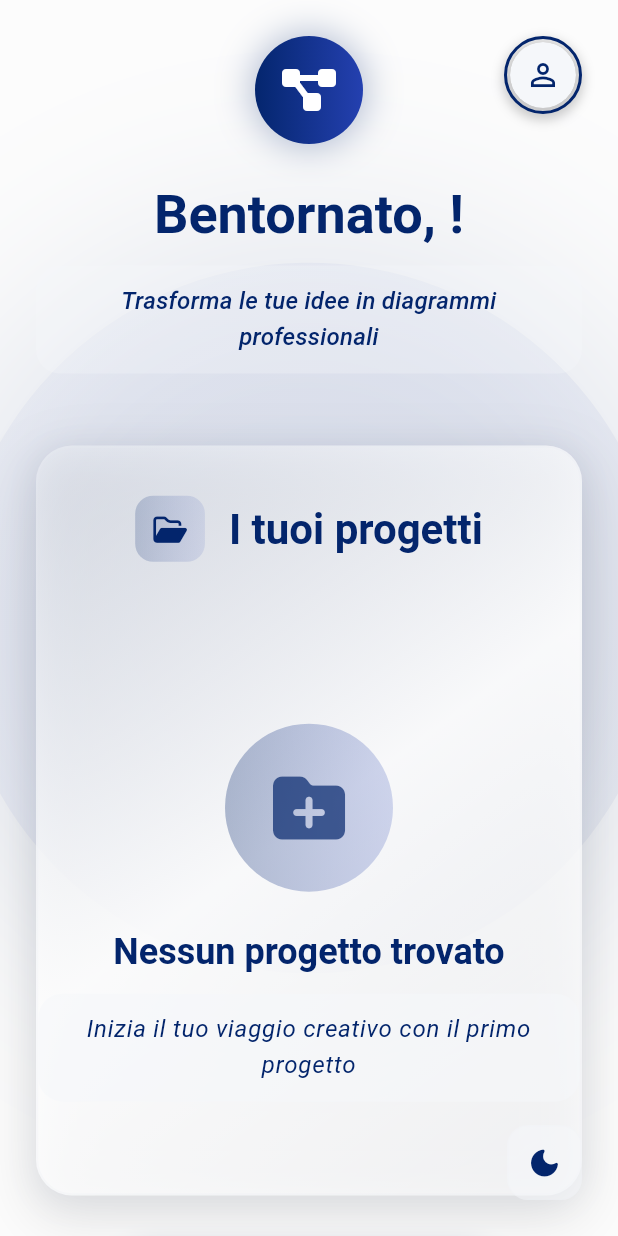
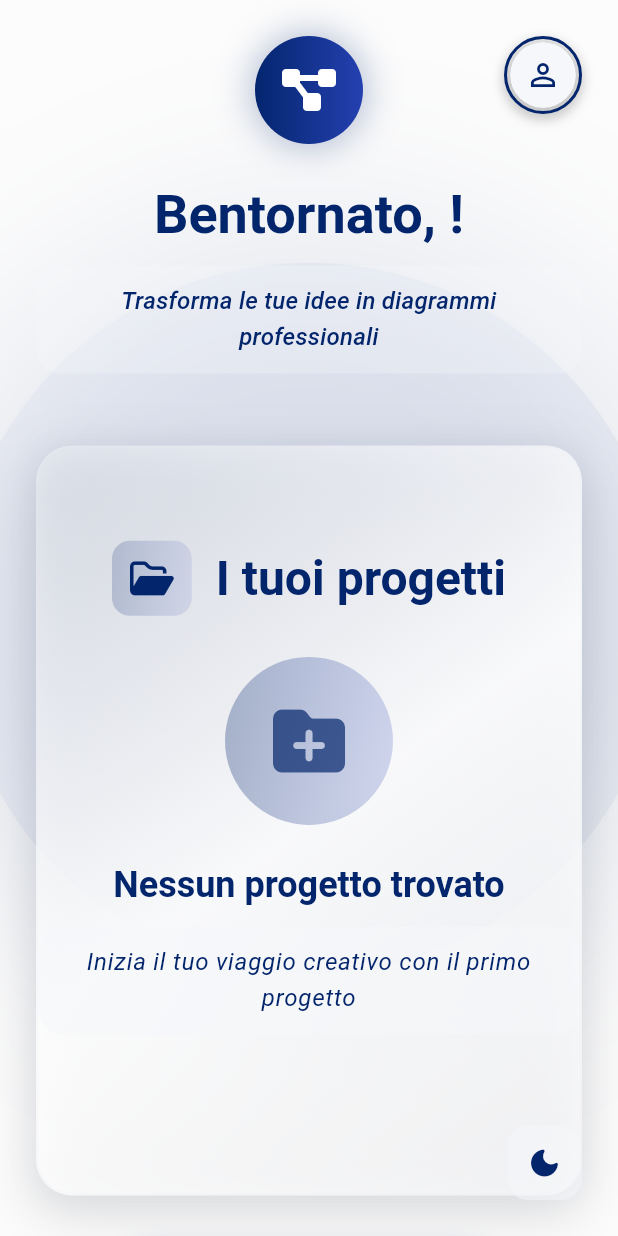
Before and after one commit to Pascoooo/FlowChart, a Flutter app: the screen it shows once a user with an empty profile is signed in, on a phone screen of 412 x 824 dp. Run offline on Flutter 3.47's test engine with Material 3 defaults, Android fonts, the phone set to English and light mode, and no system bars; our stand-ins replace bloc, cached_network_image, cloud_firestore, equatable, firebase_auth, firebase_core and 5 more; missing offline and left inert: dart:html, firebase_ui_auth, firebase_ui_oauth_google, universal_html; accounts and stored records are empty; statements that could not run were skipped.

Commit message:
piccoli fix ui project selector

```diff
--- a/lib/screens/project_selection/widgets/project_container.dart
+++ b/lib/screens/project_selection/widgets/project_container.dart
@@ -74,10 +74,18 @@ class _EnhancedProjectContainerState extends State<EnhancedProjectContainer>
             height: AppConstants.projectContainerHeight,
             decoration: _buildContainerDecoration(theme),
             child: Column(
+              mainAxisAlignment: MainAxisAlignment.start, // Assicura che inizi dall'alto
+              crossAxisAlignment: CrossAxisAlignment.center, // Per centrare orizzontalmente il titolo
               children: [
+                const SizedBox(height: 30), // Spazio fisso dall'alto del container
                 _buildEnhancedHeader(theme),
-                const SizedBox(height: 32),
-                Expanded(child: _buildContent()),
+                const SizedBox(height: 20), // Spazio ridotto tra titolo e carosello
+                // MODIFICA: Abbiamo ancora bisogno di un'altezza definita per il carosello se non Expanded
+                SizedBox(
+                  height: 250, // Mantieniamo un'altezza fissa per il carosello
+                  child: _buildContent(),
+                ),
+                const Spacer(flex: 2), // MODIFICA: Spacer con flex per spingere il contenuto in alto
               ],
             ),
           ),
@@ -143,21 +151,22 @@ class _EnhancedProjectContainerState extends State<EnhancedProjectContainer>
                   ),
                   child: FaIcon(
                     FontAwesomeIcons.folderOpen,
-                    size: 20,
+                    // MODIFICA: Aumentata la dimensione dell'icona da 20 a 26
+                    size: 26,
                     color: theme.colorScheme.primary,
                   ),
                 ),
                 const SizedBox(width: 16),
                 Text(
                   "I tuoi progetti",
-                  style: theme.textTheme.headlineMedium?.copyWith(
+                  // MODIFICA: Cambiato lo stile del testo a headlineLarge per un font più grande
+                  style: theme.textTheme.headlineLarge?.copyWith(
                     fontWeight: FontWeight.bold,
                     color: theme.colorScheme.onSurface,
                   ),
                 ),
               ],
             ),
-
           ],
         ),
       ),
```
Also changed, not shown: lib/screens/project_selection/widgets/project_card.dart (+13 -4 lines).
